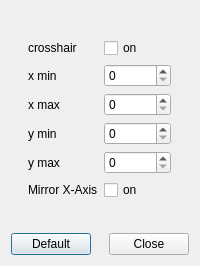
Qt form escam/dialogchartsettings.ui (Entwicklungsburo-Stresing/EBST_CAM) before a commit.
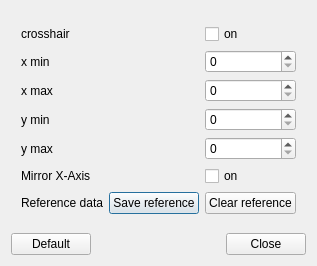
The same form after that commit.

Commit message:
Add reference ui elements to chart settings
Add a label and two buttons to the chart settings ui. These control the creation of a reference measurement, which will be displayed in the chart.

```diff
--- a/escam/dialogchartsettings.ui
+++ b/escam/dialogchartsettings.ui
@@ -6,7 +6,7 @@
    <rect>
     <x>0</x>
     <y>0</y>
-    <width>200</width>
+    <width>317</width>
     <height>266</height>
    </rect>
   </property>
@@ -35,21 +35,7 @@
    </item>
    <item>
     <layout class="QGridLayout" name="gridLayout">
-     <item row="3" column="1">
-      <widget class="QLabel" name="labelYmin">
-       <property name="text">
-        <string>y min</string>
-       </property>
-      </widget>
-     </item>
-     <item row="0" column="1">
-      <widget class="QLabel" name="labelShowCrosshair">
-       <property name="text">
-        <string>crosshair</string>
-       </property>
-      </widget>
-     </item>
-     <item row="1" column="2">
+     <item row="1" column="3">
       <widget class="QSpinBox" name="spinBoxXmin">
        <property name="maximum">
         <number>999999999</number>
@@ -63,10 +49,10 @@
        </property>
       </widget>
      </item>
-     <item row="2" column="0">
-      <spacer name="horizontalSpacer">
-       <property name="orientation">
-        <enum>Qt::Orientation::Horizontal</enum>
+     <item row="5" column="3">
+      <widget class="QCheckBox" name="checkBoxMirrorX">
+       <property name="text">
+        <string>on</string>
        </property>
        <property name="sizeHint" stdset="0">
         <size>
@@ -74,12 +60,12 @@
          <height>20</height>
         </size>
        </property>
-      </spacer>
+      </widget>
      </item>
-     <item row="3" column="2">
-      <widget class="QSpinBox" name="spinBoxYmin">
-       <property name="maximum">
-        <number>999999999</number>
+     <item row="6" column="2">
+      <widget class="QPushButton" name="pushButtonSaveReference">
+       <property name="text">
+        <string>Save reference</string>
        </property>
       </widget>
      </item>
@@ -90,13 +76,34 @@
        </property>
       </widget>
      </item>
-     <item row="0" column="2">
+     <item row="3" column="3">
+      <widget class="QSpinBox" name="spinBoxYmin">
+       <property name="maximum">
+        <number>999999999</number>
+       </property>
+      </widget>
+     </item>
+     <item row="5" column="1">
+      <widget class="QLabel" name="labelMirrorX">
+       <property name="text">
+        <string>Mirror X-Axis</string>
+       </property>
+      </widget>
+     </item>
+     <item row="0" column="3">
       <widget class="QCheckBox" name="checkBoxShowCrosshair">
        <property name="text">
         <string>on</string>
        </property>
       </widget>
      </item>
+     <item row="6" column="3">
+      <widget class="QPushButton" name="pushButtonClearReference">
+       <property name="text">
+        <string>Clear reference</string>
+       </property>
+      </widget>
+     </item>
      <item row="4" column="1">
       <widget class="QLabel" name="labelYmax">
        <property name="text">
@@ -104,39 +111,22 @@
        </property>
       </widget>
      </item>
-     <item row="2" column="2">
-      <widget class="QSpinBox" name="spinBoxXmax">
-       <property name="maximum">
-        <number>999999999</number>
-       </property>
-      </widget>
-     </item>
-     <item row="5" column="1">
-      <widget class="QLabel" name="labelMirrorX">
-       <property name="text">
-        <string>Mirror X-Axis</string>
-       </property>
-      </widget>
-     </item>
-     <item row="4" column="2">
+     <item row="4" column="3">
       <widget class="QSpinBox" name="spinBoxYmax">
        <property name="maximum">
         <number>999999999</number>
        </property>
       </widget>
      </item>
-     <item row="5" column="2">
-      <widget class="QCheckBox" name="checkBoxMirrorX">
+     <item row="0" column="1">
+      <widget class="QLabel" name="labelShowCrosshair">
        <property name="text">
-        <string>on</string>
-       </property>
-       <property name="tristate">
-        <bool>false</bool>
+        <string>crosshair</string>
        </property>
       </widget>
      </item>
-     <item row="2" column="3">
-      <spacer name="horizontalSpacer_2">
+     <item row="2" column="0">
+      <spacer name="horizontalSpacer">
        <property name="orientation">
         <enum>Qt::Orientation::Horizontal</enum>
        </property>
@@ -149,8 +139,42 @@
       </spacer>
      </item>
      <item row="6" column="1">
+      <widget class="QLabel" name="labelReference">
+       <property name="text">
+        <string>Reference data</string>
+       </property>
+      </widget>
+     </item>
+     <item row="2" column="3">
+      <widget class="QSpinBox" name="spinBoxXmax">
+       <property name="maximum">
+        <number>999999999</number>
+       </property>
+      </widget>
+     </item>
+     <item row="3" column="1">
+      <widget class="QLabel" name="labelYmin">
+       <property name="text">
+        <string>y min</string>
+       </property>
+      </widget>
+     </item>
+     <item row="7" column="1">
       <layout class="QVBoxLayout" name="verticalLayoutCameras"/>
      </item>
+     <item row="1" column="4">
+      <spacer name="horizontalSpacer_2">
+       <property name="orientation">
+        <enum>Qt::Orientation::Horizontal</enum>
+       </property>
+       <property name="sizeHint" stdset="0">
+        <size>
+         <width>40</width>
+         <height>20</height>
+        </size>
+       </property>
+      </spacer>
+     </item>
     </layout>
    </item>
    <item>
```
Left out of the diff: 7 changed lines with no effect on the pictures.
